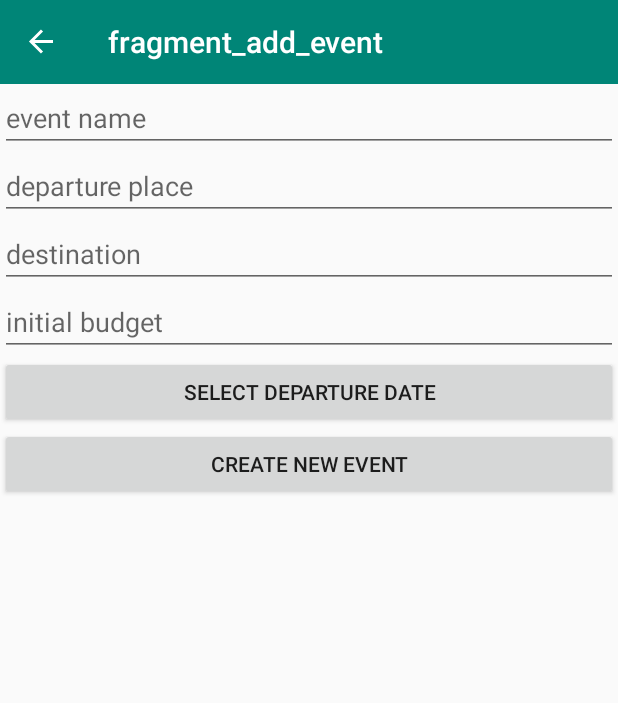
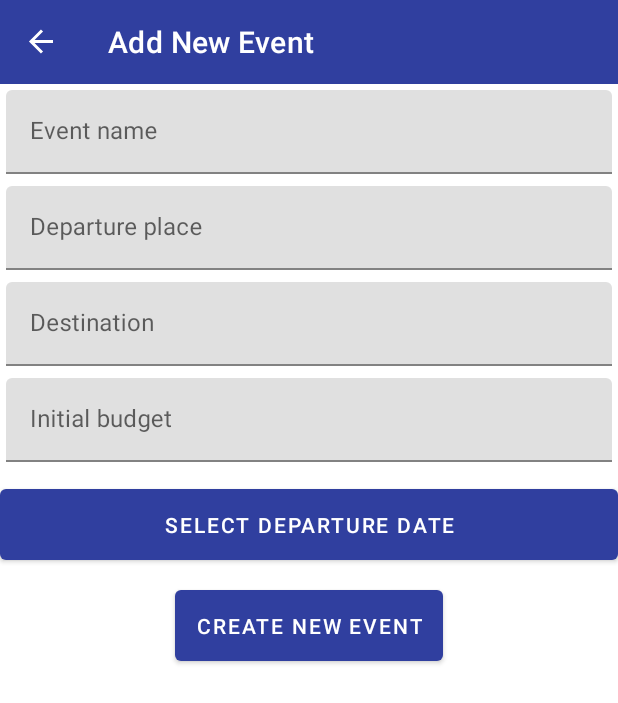
Before and after one commit to mrshadat/TourmateApp, an Android app: the AddEventFragment screen opened through its navigation route, on a phone screen of 412 x 824 dp. Shown: the top 703 px of the screen. Run offline under Robolectric (Android 15) with nearby library versions, the phone set to English and light mode, and no system bars; our stand-ins replace Firebase (no records; nobody signed in at launch, a user with empty details on screens opened directly), data binding, navigation-ui.

Commit message:
design - update

```diff
--- a/app/src/main/AndroidManifest.xml
+++ b/app/src/main/AndroidManifest.xml
@@ -10,7 +10,7 @@
         android:allowBackup="true"
         android:icon="@mipmap/ic_launcher"
         android:label="@string/app_name"
-        android:roundIcon="@mipmap/ic_launcher_round"
+        android:roundIcon="@mipmap/ic_launcher"
         android:supportsRtl="true"
         android:theme="@style/AppTheme">
         <activity android:name=".NavDrawerActivity"
--- /dev/null
+++ b/app/src/main/res/drawable/ic_event.xml
@@ -0,0 +1,5 @@
+<vector android:height="24dp" android:tint="#404040"
+    android:viewportHeight="24.0" android:viewportWidth="24.0"
+    android:width="24dp" xmlns:android="http://schemas.android.com/apk/res/android">
+    <path android:fillColor="#FF000000" android:pathData="M16.53,11.06L15.47,10l-4.88,4.88 -2.12,-2.12 -1.06,1.06L10.59,17l5.94,-5.94zM19,3h-1L18,1h-2v2L8,3L8,1L6,1v2L5,3c-1.11,0 -1.99,0.9 -1.99,2L3,19c0,1.1 0.89,2 2,2h14c1.1,0 2,-0.9 2,-2L21,5c0,-1.1 -0.9,-2 -2,-2zM19,19L5,19L5,8h14v11z"/>
+</vector>
--- a/app/src/main/res/layout/fragment_add_event.xml
+++ b/app/src/main/res/layout/fragment_add_event.xml
@@ -1,45 +1,86 @@
 <?xml version="1.0" encoding="utf-8"?>
-<layout
-    xmlns:android="http://schemas.android.com/apk/res/android"
+<layout xmlns:android="http://schemas.android.com/apk/res/android"
     xmlns:tools="http://schemas.android.com/tools"
     tools:context=".AddEventFragment">
+
     <LinearLayout
         android:layout_width="match_parent"
         android:layout_height="match_parent"
+        android:layout_margin="16dp"
         android:orientation="vertical">
 
-        <EditText
-            android:inputType="text"
+
+        <com.google.android.material.textfield.TextInputLayout
+            android:layout_marginTop="4dp"
             android:layout_width="match_parent"
             android:layout_height="wrap_content"
-            android:id="@+id/eventNameInput"
-            android:hint="@string/event_name"/>
-        <EditText
+            android:layout_margin="4dp">
+
+            <com.google.android.material.textfield.TextInputEditText
+                android:id="@+id/eventNameInput"
+                android:layout_width="match_parent"
+                android:layout_height="wrap_content"
+                android:hint="@string/event_name"
+                android:inputType="text" />
+        </com.google.android.material.textfield.TextInputLayout>
+
+        <com.google.android.material.textfield.TextInputLayout
             android:layout_width="match_parent"
             android:layout_height="wrap_content"
-            android:id="@+id/departureInput"
-            android:hint="@string/departure_place"/>
-        <EditText
+            android:layout_margin="4dp">
+
+            <com.google.android.material.textfield.TextInputEditText
+                android:id="@+id/departureInput"
+                android:layout_width="match_parent"
+                android:inputType="text"
+                android:layout_height="wrap_content"
+                android:hint="@string/departure_place" />
+        </com.google.android.material.textfield.TextInputLayout>
+
+        <com.google.android.material.textfield.TextInputLayout
             android:layout_width="match_parent"
             android:layout_height="wrap_content"
-            android:id="@+id/destinationInput"
-            android:hint="@string/destination"/>
-        <EditText
+            android:layout_margin="4dp">
+
+            <com.google.android.material.textfield.TextInputEditText
+                android:id="@+id/destinationInput"
+                android:inputType="text"
+                android:layout_width="match_parent"
+                android:layout_height="wrap_content"
+                android:hint="@string/destination" />
+        </com.google.android.material.textfield.TextInputLayout>
+
+        <com.google.android.material.textfield.TextInputLayout
             android:layout_width="match_parent"
             android:layout_height="wrap_content"
-            android:id="@+id/budgetInput"
-            android:inputType="number"
-            android:hint="@string/initial_budget"/>
+            android:layout_margin="4dp">
+
+            <com.google.android.material.textfield.TextInputEditText
+                android:id="@+id/budgetInput"
+                android:layout_width="match_parent"
+                android:layout_height="wrap_content"
+                android:hint="@string/initial_budget"
+                android:inputType="number" />
+        </com.google.android.material.textfield.TextInputLayout>
+
+
         <Button
+            android:layout_marginTop="8dp"
+            android:id="@+id/dateBtn"
             android:layout_width="match_parent"
             android:layout_height="wrap_content"
-            android:id="@+id/dateBtn"
-            android:text="@string/select_departure_date"/>
+            android:layout_gravity="center"
+            android:layout_marginBottom="8dp"
+            android:padding="14dp"
+            android:text="@string/select_departure_date" />
+
         <Button
-            android:layout_width="match_parent"
+            android:id="@+id/createNewEventBtn"
+            android:layout_width="wrap_content"
             android:layout_height="wrap_content"
-            android:id="@+id/createNewEventBtn"
-            android:text="@string/create_new_event"/>
+            android:layout_gravity="center"
+            android:padding="14dp"
+            android:text="@string/create_new_event" />
 
     </LinearLayout>
 </layout>
--- a/app/src/main/res/menu/drawer_menu.xml
+++ b/app/src/main/res/menu/drawer_menu.xml
@@ -5,9 +5,9 @@
 
     <group android:checkableBehavior="single">
         <item
+            android:icon="@drawable/ic_event"
             android:id="@id/eventListFragment"
-            android:title="Events" />
-
+            android:title="@string/events" />
     </group>
 
 </menu>
--- a/app/src/main/res/navigation/nav_graph.xml
+++ b/app/src/main/res/navigation/nav_graph.xml
@@ -8,7 +8,7 @@
     <fragment
         android:id="@+id/eventListFragment"
         android:name="com.mrshadat.tourmateapp.EventListFragment"
-        android:label="fragment_event_list"
+        android:label="Event List"
         tools:layout="@layout/fragment_event_list" >
         <action
             android:id="@+id/action_eventListFragment_to_addEventFragment"
@@ -20,12 +20,12 @@
     <fragment
         android:id="@+id/addEventFragment"
         android:name="com.mrshadat.tourmateapp.AddEventFragment"
-        android:label="fragment_add_event"
+        android:label="Add New Event"
         tools:layout="@layout/fragment_add_event" />
     <fragment
         android:id="@+id/eventDetailsFragment"
         android:name="com.mrshadat.tourmateapp.EventDetailsFragment"
-        android:label="fragment_event_details"
+        android:label="Event Details"
         tools:layout="@layout/fragment_event_details" />
 
 </navigation>
--- a/app/src/main/res/values/colors.xml
+++ b/app/src/main/res/values/colors.xml
@@ -1,6 +1,7 @@
 <?xml version="1.0" encoding="utf-8"?>
 <resources>
-    <color name="colorPrimary">#008577</color>
-    <color name="colorPrimaryDark">#00574B</color>
-    <color name="colorAccent">#D81B60</color>
+    <color name="colorPrimary">#303f9f</color>
+    <color name="colorPrimaryDark">#001970</color>
+    <color name="colorAccent">#666ad1</color>
+    <color name="colorYellow">#ffc400</color>
 </resources>
--- a/app/src/main/res/values/strings.xml
+++ b/app/src/main/res/values/strings.xml
@@ -1,12 +1,15 @@
 <resources>
-    <string name="app_name">TourMateApp</string>
+    <string name="app_name">Tour Mate</string>
 
     <!-- TODO: Remove or change this placeholder text -->
     <string name="hello_blank_fragment">Hello blank fragment</string>
-    <string name="event_name">event name</string>
-    <string name="departure_place">departure place</string>
-    <string name="destination">destination</string>
-    <string name="initial_budget">initial budget</string>
+    <string name="event_name">Event name</string>
+    <string name="departure_place">Departure place</string>
+    <string name="destination">Destination</string>
+    <string name="initial_budget">Initial budget</string>
     <string name="select_departure_date">select departure date</string>
     <string name="create_new_event">create new event</string>
+    <string name="events">Events</string>
+    <string name="email">Email</string>
+    <string name="password">Password</string>
 </resources>
--- a/app/src/main/res/values/styles.xml
+++ b/app/src/main/res/values/styles.xml
@@ -1,7 +1,7 @@
 <resources>
 
     <!-- Base application theme. -->
-    <style name="AppTheme" parent="Theme.AppCompat.Light.NoActionBar">
+    <style name="AppTheme" parent="Theme.MaterialComponents.Light.NoActionBar">
         <!-- Customize your theme here. -->
         <item name="colorPrimary">@color/colorPrimary</item>
         <item name="colorPrimaryDark">@color/colorPrimaryDark</item>
```
Also changed, not shown: app/src/main/res/layout/activity_nav_drawer.xml (+71 -11 lines), app/src/main/res/layout/event_row.xml (+12 -7 lines), app/src/main/res/layout/nav_header.xml (+3 -8 lines), app/src/main/res/drawable/main_wallpaper.jpg (added), app/src/main/res/drawable/nav_background.jpg (added), app/src/main/res/mipmap-hdpi/ic_launcher.png, app/src/main/res/mipmap-mdpi/ic_launcher.png, app/src/main/res/mipmap-xhdpi/ic_launcher.png, app/src/main/res/mipmap-xxhdpi/ic_launcher.png, app/src/main/res/mipmap-xxxhdpi/ic_launcher.png.
